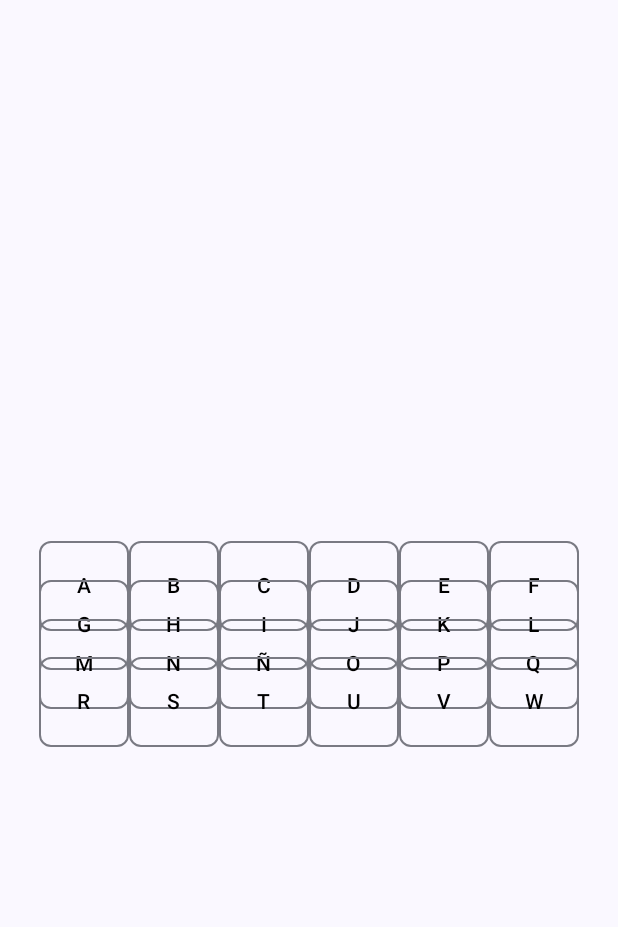
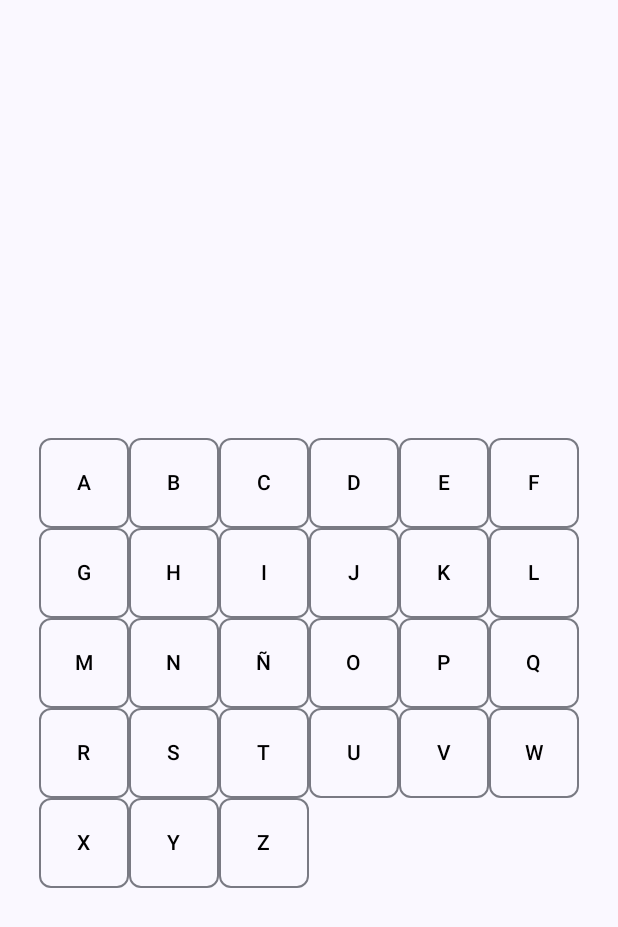
Before and after one commit to LSG-DAM2-M07-24-25/pr04-hangman-app-davidcorrea_carlosayuso, an Android app built with Jetpack Compose: the composable Screen3 called with empty values, on a phone screen of 412 x 824 dp. Shown: the top 927 px of the screen. Run offline under Robolectric (Android 15) with nearby library versions, the phone set to English and light mode, and no system bars; our stand-ins replace constraintlayout-compose; 2 statements that could not run were skipped.

Commit message:
style: teclado arreglado

```diff
--- a/app/build.gradle.kts
+++ b/app/build.gradle.kts
@@ -63,6 +63,7 @@ dependencies {
     implementation(libs.androidx.ui.tooling.preview)
     implementation(libs.androidx.material3)
     implementation(libs.constraintlayout)
+    implementation(libs.androidx.foundation.android)
     testImplementation(libs.junit)
     androidTestImplementation(libs.androidx.junit)
     androidTestImplementation(libs.androidx.espresso.core)
--- a/app/src/main/java/com/example/practicakotlin/MainActivity.kt
+++ b/app/src/main/java/com/example/practicakotlin/MainActivity.kt
@@ -22,9 +22,10 @@ import com.example.practicakotlin.View.Screen4
 import com.example.practicakotlin.ui.theme.PracticaKotlinTheme
 import java.lang.reflect.Modifier
 import androidx.compose.foundation.layout.fillMaxSize
+import com.example.practicakotlin.ModelView.PalabrasController
 
 class MainActivity : ComponentActivity() {
-    //val numeroViewModel: NumeroViewModel by viewModels<NumeroViewModel>()
+    val palabrasController: PalabrasController by viewModels<PalabrasController>()
     override fun onCreate(savedInstanceState: Bundle?) {
         super.onCreate(savedInstanceState)
         setContent {
--- /dev/null
+++ b/app/src/main/java/com/example/practicakotlin/ModelView/PalabrasController.kt
@@ -0,0 +1,7 @@
+package com.example.practicakotlin.ModelView
+
+class PalabrasController {
+
+
+
+}
--- a/app/src/main/java/com/example/practicakotlin/View/Screen2.kt
+++ b/app/src/main/java/com/example/practicakotlin/View/Screen2.kt
@@ -30,7 +30,6 @@ import androidx.navigation.NavHostController
 import com.example.practicakotlin.R
 import com.example.practicakotlin.Routes
 
-@Preview
 @Composable
 fun Screen2(navController: NavController) {
     Box(
@@ -48,7 +47,7 @@ fun Screen2(navController: NavController) {
             Dificultad {}
             //Botón Play para avanzar a la siguiente pantalla
             Button(
-                onClick = { //navController.navigate(Routes.Pantalla3.createRoute(""))
+                onClick = { navController.navigate(Routes.Pantalla3.createRoute("facil"))
                 }
             ) { }
             //Botón Ayuda para mostrar reglas
--- a/app/src/main/java/com/example/practicakotlin/View/Screen3.kt
+++ b/app/src/main/java/com/example/practicakotlin/View/Screen3.kt
@@ -29,11 +29,11 @@ fun Screen3(navController: NavHostController, dificultad: String) {
         contentAlignment = Alignment.Center // Centra el contenido dentro del contenedor
     ) {
         ConstraintLayout {
-            val primeraLinea = createGuidelineFromTop(0.2f) // Primera línea de botones
-            val segundaLinea = createGuidelineFromTop(0.35f) // Mover la segunda línea más abajo
+            val primeraLinea = createGuidelineFromTop(0.0f) // Primera línea de botones
+            val segundaLinea = createGuidelineFromTop(0.25f) // Mover la segunda línea más abajo
             val terceraLinea = createGuidelineFromTop(0.5f) // Primera línea de botones
-            val cuartaLinea = createGuidelineFromTop(0.65f) // Primera línea de botones
-            val quintaLinea = createGuidelineFromTop(0.8f) // Primera línea de botones
+            val cuartaLinea = createGuidelineFromTop(0.75f) // Primera línea de botones
+            val quintaLinea = createGuidelineFromTop(1.0f) // Primera línea de botones
             val (a, b, c, d, e, f) = createRefs()
             val (g, h, i, j, k, l) = createRefs()
             val (m, n, ñ, o, p, q) = createRefs()
@@ -421,6 +421,53 @@ fun Screen3(navController: NavHostController, dificultad: String) {
                     color = Color.Black
                 )
             }
+
+            OutlinedButton(
+                onClick = { /* Acción para el botón magenta */ },
+                modifier = Modifier
+                    .width(60.dp)
+                    .height(60.dp)
+                    .constrainAs(x) {
+                        top.linkTo(quintaLinea) // Usamos la segunda línea aquí
+                    },
+                shape = RoundedCornerShape(8.dp),
+            ) {
+                Text("X",
+                    color = Color.Black
+                )
+            }
+
+            OutlinedButton(
+                onClick = { /* Acción para el botón magenta */ },
+                modifier = Modifier
+                    .width(60.dp)
+                    .height(60.dp)
+                    .constrainAs(y) {
+                        top.linkTo(quintaLinea) // Usamos la segunda línea aquí
+                        start.linkTo(x.end)
+                    },
+                shape = RoundedCornerShape(8.dp),
+            ) {
+                Text("Y",
+                    color = Color.Black
+                )
+            }
+
+            OutlinedButton(
+                onClick = { /* Acción para el botón magenta */ },
+                modifier = Modifier
+                    .width(60.dp)
+                    .height(60.dp)
+                    .constrainAs(z) {
+                        top.linkTo(quintaLinea) // Usamos la segunda línea aquí
+                        start.linkTo(y.end)
+                    },
+                shape = RoundedCornerShape(8.dp),
+            ) {
+                Text("Z",
+                    color = Color.Black
+                )
+            }
         }
     }
 }
--- a/gradle/libs.versions.toml
+++ b/gradle/libs.versions.toml
@@ -10,6 +10,7 @@ activityCompose = "1.9.3"
 composeBom = "2024.04.01"
 androidx-navigation = "2.7.5"
 constraintlayout = "2.2.0"
+foundationAndroid = "1.6.6"
 
 [libraries]
 androidx-nav-compose = { group = "androidx.navigation", name = "navigation-compose", version.ref = "androidx-navigation" }
@@ -29,6 +30,7 @@ androidx-ui-test-junit4 = { group = "androidx.compose.ui", name = "ui-test-junit
 androidx-material3 = { group = "androidx.compose.material3", name = "material3" }
 androidx-constraintlayout = { group = "androidx.constraintlayout", name = "constraintlayout-compose", version = "1.1.0" }
 constraintlayout = { group = "androidx.constraintlayout", name = "constraintlayout", version.ref = "constraintlayout" }
+androidx-foundation-android = { group = "androidx.compose.foundation", name = "foundation-android", version.ref = "foundationAndroid" }
 
 [plugins]
 android-application = { id = "com.android.application", version.ref = "agp" }
```
